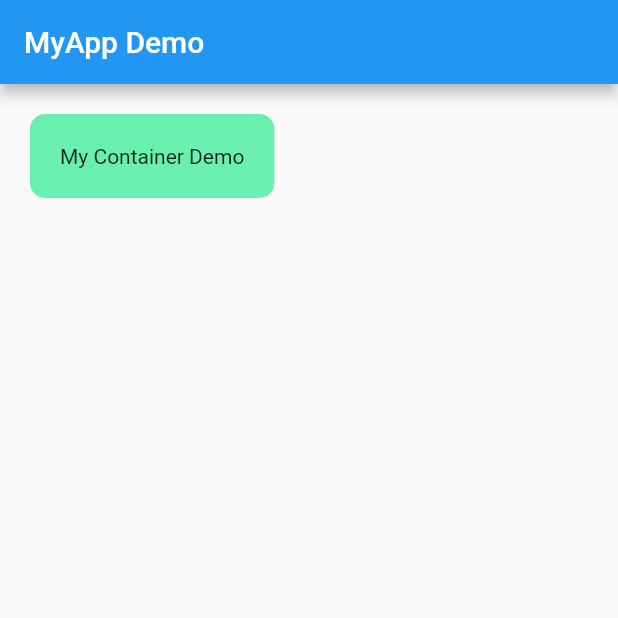
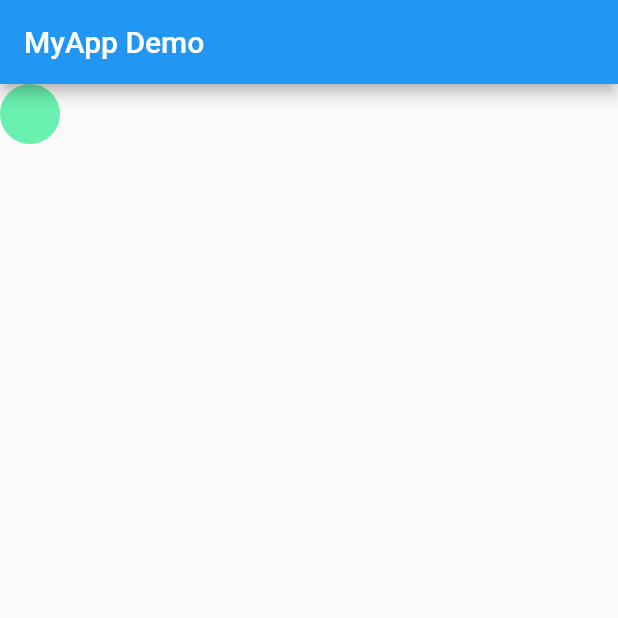
Before and after one commit to timmy61109/Interview-flutter-implement, a Flutter app: the screen it shows after launch, on a phone screen of 412 x 824 dp, the top half of it. Run offline on Flutter 3.47's test engine with Material 2 defaults, Android fonts, the phone set to English and light mode, and no system bars.

Commit message:
此提交將製作一個小圓
修改項目:

模組:

議題

```diff
--- a/lib/main.dart
+++ b/lib/main.dart
@@ -19,12 +19,11 @@ class HomePage extends StatelessWidget{
         title: Text('MyApp Demo'),
       ) ,
       body: Container(
-        child: Text('My Container Demo'),
-        padding: EdgeInsets.all(20.0),
-        margin: EdgeInsets.all(20.0),
+        width: 40.0,
+        height: 40.0,
         decoration: BoxDecoration(
           color: Colors.greenAccent,
-          borderRadius: BorderRadius.circular(10)
+          shape: BoxShape.circle
         ),
       )
     );
```
